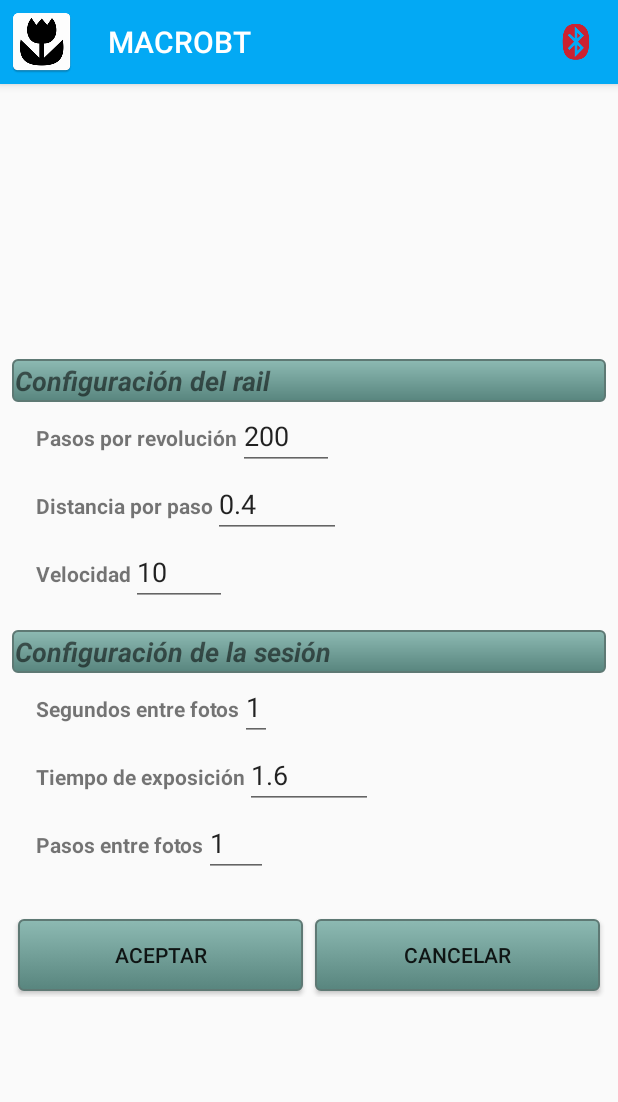
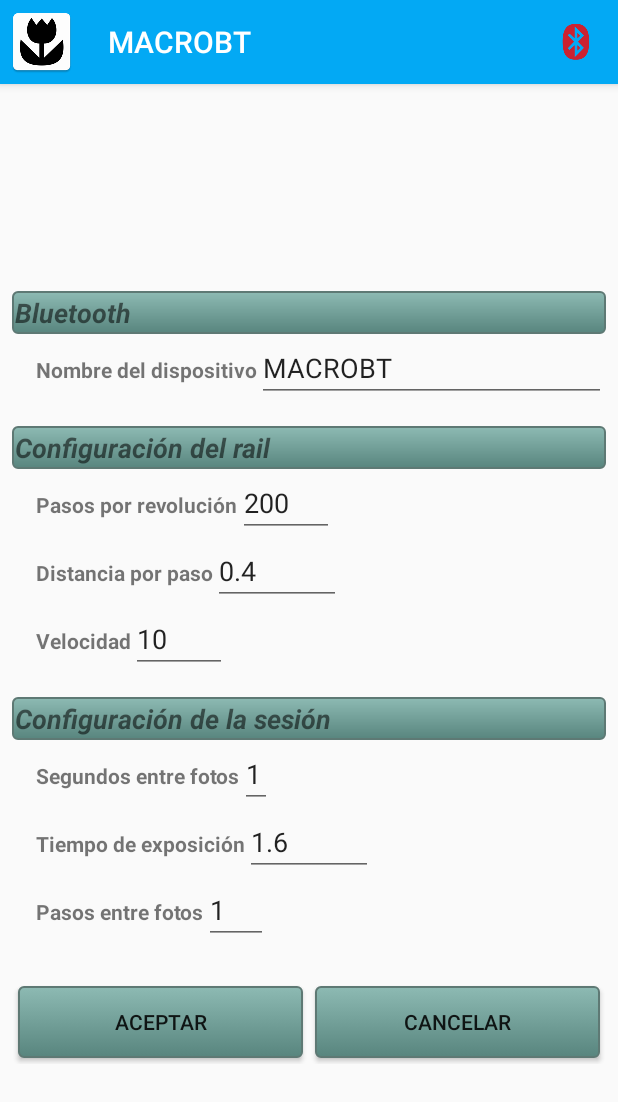
Before and after one commit to jjcarles/MacroBT, an Android app: the fragment SettingsFragment placed in its activity, on a phone screen of 412 x 824 dp. Shown: the top 1102 px of the screen. Run offline under Robolectric (Android 15) with nearby library versions, the phone set to English and light mode, and no system bars.

Commit message:
Afegida preferencia per especificar el nom del dispositiu BT.

```diff
--- a/app/src/main/java/com/jocajica/project_004/activities/MainActivity.java
+++ b/app/src/main/java/com/jocajica/project_004/activities/MainActivity.java
@@ -43,6 +43,7 @@ public class MainActivity extends AppCompatActivity implements MainFragment.OnMa
         initToolbar();
         init();
 
+        mIsConnected = false;
         //initBT();
 
         mCurrentFragment = new MainFragment();
@@ -98,7 +99,6 @@ public class MainActivity extends AppCompatActivity implements MainFragment.OnMa
         mPosEnd = 0;
         mIsStartActive = true;
         mIsRunning = false;
-        mIsConnected = false;
     }
 
     private void takePhoto() {
@@ -129,7 +129,7 @@ public class MainActivity extends AppCompatActivity implements MainFragment.OnMa
     private void setPosition() {
         mIsStartActive = !mIsStartActive;
 
-        ((MainFragment) mCurrentFragment).setRunStopStatus(mIsStartActive);
+        ((MainFragment) mCurrentFragment).setPositionStatus(mIsStartActive);
 
         if (mIsStartActive) {
 
--- a/app/src/main/java/com/jocajica/project_004/fragments/MainFragment.java
+++ b/app/src/main/java/com/jocajica/project_004/fragments/MainFragment.java
@@ -214,7 +214,7 @@ public class MainFragment extends Fragment implements View.OnClickListener, View
         mButtonSettings.setEnabled(b);
     }
 
-    public void setRunStopStatus(boolean status) {
+    public void setPositionStatus(boolean status) {
         if (status) {
             mButtonStartEndPosition.setText(R.string.posicion_inicial);
         } else {
--- a/app/src/main/java/com/jocajica/project_004/fragments/SettingsFragment.java
+++ b/app/src/main/java/com/jocajica/project_004/fragments/SettingsFragment.java
@@ -21,6 +21,7 @@ public class SettingsFragment extends Fragment implements View.OnClickListener {
     private Button mButtonAccept;
     private Button mButtonCancel;
 
+    private EditText mEditTextDeviceName;
     private EditText mEditTextStepsRevolution;
     private EditText mEditTextStepDistance;
     private EditText mEditTextSpeed;
@@ -70,6 +71,7 @@ public class SettingsFragment extends Fragment implements View.OnClickListener {
     }
 
     private void assignDefaultValues() {
+        String strDeviceName = mPrefs.getDeviceName();
         String strDelayBetweenPhotos = mPrefs.getDelayBetweenPhotos() + "";
         String strExpositionTime = mPrefs.getExpositionTime() + "";
         String strSpeed = mPrefs.getSpeed() + "";
@@ -77,6 +79,7 @@ public class SettingsFragment extends Fragment implements View.OnClickListener {
         String strStepsBetweenPhotos = mPrefs.getStepsBetweenPhotos() + "";
         String strStepsRevolution = mPrefs.getStepsRevolution() + "";
 
+        mEditTextDeviceName.setText(strDeviceName);
         mEditTextDelayBetweenPhotos.setText(strDelayBetweenPhotos);
         mEditTextExpositionTime.setText(strExpositionTime);
         mEditTextSpeed.setText(strSpeed);
@@ -86,6 +89,7 @@ public class SettingsFragment extends Fragment implements View.OnClickListener {
     }
 
     private void saveCurrentValues() {
+        mPrefs.setDeviceName(mEditTextDeviceName.getText().toString());
         mPrefs.setDelayBetweenPhotos(Integer.valueOf(mEditTextDelayBetweenPhotos.getText().toString()));
         mPrefs.setExpositionTime(Float.valueOf(mEditTextExpositionTime.getText().toString()));
         mPrefs.setSpeed(Integer.valueOf(mEditTextSpeed.getText().toString()));
@@ -99,6 +103,7 @@ public class SettingsFragment extends Fragment implements View.OnClickListener {
         mButtonAccept = v.findViewById(R.id.buttonAccept);
         mButtonCancel = v.findViewById(R.id.buttonCancel);
 
+        mEditTextDeviceName = v.findViewById(R.id.editTextDeviceName);
         mEditTextDelayBetweenPhotos = v.findViewById(R.id.editTextDelayBetweenPhotos);
         mEditTextExpositionTime = v.findViewById(R.id.editTextExpositionTime);
         mEditTextSpeed = v.findViewById(R.id.editTextSpeed);
--- a/app/src/main/java/com/jocajica/project_004/tools/Preferences.java
+++ b/app/src/main/java/com/jocajica/project_004/tools/Preferences.java
@@ -7,6 +7,7 @@ public class Preferences {
 
     private static final String PREFERENCESID = "MACROBTPREFS";
 
+    private static final String DEVICENAME = "DEVICENAME";
     private static final String DELAYBETWEENPHOTOS = "DELAYBETWEENPHOTOS";
     private static final String EXPOSITIONTIME = "EXPOSITIONTIME";
     private static final String SPEED = "SPEED";
@@ -14,20 +15,22 @@ public class Preferences {
     private static final String STEPSBETWEENPHOTOS = "STEPSBETWEENPHOTOS";
     private static final String STEPSREVOLUTION = "STEPSREVOLUTION";
 
-    SharedPreferences mPrefs;
+    private SharedPreferences mPrefs;
 
-    int mDelayBetweenPhotos;
-    float mExpositionTime;
-    int mSpeed;
-    float mStepDistance;
-    int mStepsBetweenPhotos;
-    int mStepsRevolution;
+    private String mDeviceName;
+    private int mDelayBetweenPhotos;
+    private float mExpositionTime;
+    private int mSpeed;
+    private float mStepDistance;
+    private int mStepsBetweenPhotos;
+    private int mStepsRevolution;
 
     public Preferences(Context context) {
         mPrefs = context.getSharedPreferences(PREFERENCESID, Context.MODE_PRIVATE);
     }
 
     public void loadPreferences() {
+        mDeviceName = mPrefs.getString(DEVICENAME, "MACROBT");
         mDelayBetweenPhotos = mPrefs.getInt(DELAYBETWEENPHOTOS, 1);
         mExpositionTime = mPrefs.getFloat(EXPOSITIONTIME, (float) 1.6);
         mSpeed = mPrefs.getInt(SPEED, 10);
@@ -38,6 +41,7 @@ public class Preferences {
 
     public void savePreferences() {
         SharedPreferences.Editor editorPrefs = mPrefs.edit();
+        editorPrefs.putString(DEVICENAME, mDeviceName);
         editorPrefs.putInt(DELAYBETWEENPHOTOS, mDelayBetweenPhotos);
         editorPrefs.putFloat(EXPOSITIONTIME, mExpositionTime);
         editorPrefs.putInt(SPEED, mSpeed);
@@ -45,6 +49,14 @@ public class Preferences {
         editorPrefs.putInt(STEPSBETWEENPHOTOS, mStepsBetweenPhotos);
         editorPrefs.putInt(STEPSREVOLUTION, mStepsRevolution);
         editorPrefs.commit();
+    }
+
+    public String getDeviceName() {
+        return mDeviceName;
+    }
+
+    public void setDeviceName(String mDeviceName) {
+        this.mDeviceName = mDeviceName;
     }
 
     public int getDelayBetweenPhotos() {
--- a/app/src/main/res/layout/fragment_settings.xml
+++ b/app/src/main/res/layout/fragment_settings.xml
@@ -12,10 +12,50 @@
         android:orientation="vertical">
 
         <LinearLayout
+            android:id="@+id/linearLayoutBluetooth"
+            android:layout_width="match_parent"
+            android:layout_height="wrap_content"
+            android:layout_alignParentTop="true"
+            android:orientation="vertical">
+
+            <TextView
+                style="@style/TextViewLabelGroup"
+                android:layout_width="match_parent"
+                android:layout_height="wrap_content"
+                android:text="@string/bluetooth" />
+
+            <LinearLayout
+                android:layout_width="match_parent"
+                android:layout_height="wrap_content"
+                android:layout_marginStart="16dp"
+                android:orientation="horizontal">
+
+                <TextView
+                    android:id="@+id/textViewLabelDeviceName"
+                    android:layout_width="wrap_content"
+                    android:layout_height="wrap_content"
+                    android:text="@string/nombre_del_dispositivo"
+                    android:textStyle="bold" />
+
+                <EditText
+                    android:id="@+id/editTextDeviceName"
+                    android:layout_width="wrap_content"
+                    android:layout_height="wrap_content"
+                    android:ems="15"
+                    android:inputType="text"
+                    android:labelFor="@id/textViewLabelDeviceName"
+                    android:maxLength="15" />
+
+            </LinearLayout>
+
+        </LinearLayout>
+
+        <LinearLayout
             android:id="@+id/linearLayoutSlider"
             android:layout_width="match_parent"
             android:layout_height="wrap_content"
-            android:layout_alignParentTop="true"
+            android:layout_below="@id/linearLayoutBluetooth"
+            android:layout_marginTop="16dp"
             android:orientation="vertical">
 
             <TextView
--- a/app/src/main/res/values/strings.xml
+++ b/app/src/main/res/values/strings.xml
@@ -29,4 +29,7 @@
     <string name="segundos_entre_fotos">Segundos entre fotos</string>
     <string name="tiempo_de_exposicion">Tiempo de exposición</string>
     <string name="conectar">Conectar</string>
+    <string name="bluetooth">Bluetooth</string>
+    <string name="nombre">Nombre</string>
+    <string name="nombre_del_dispositivo">Nombre del dispositivo</string>
 </resources>
```
